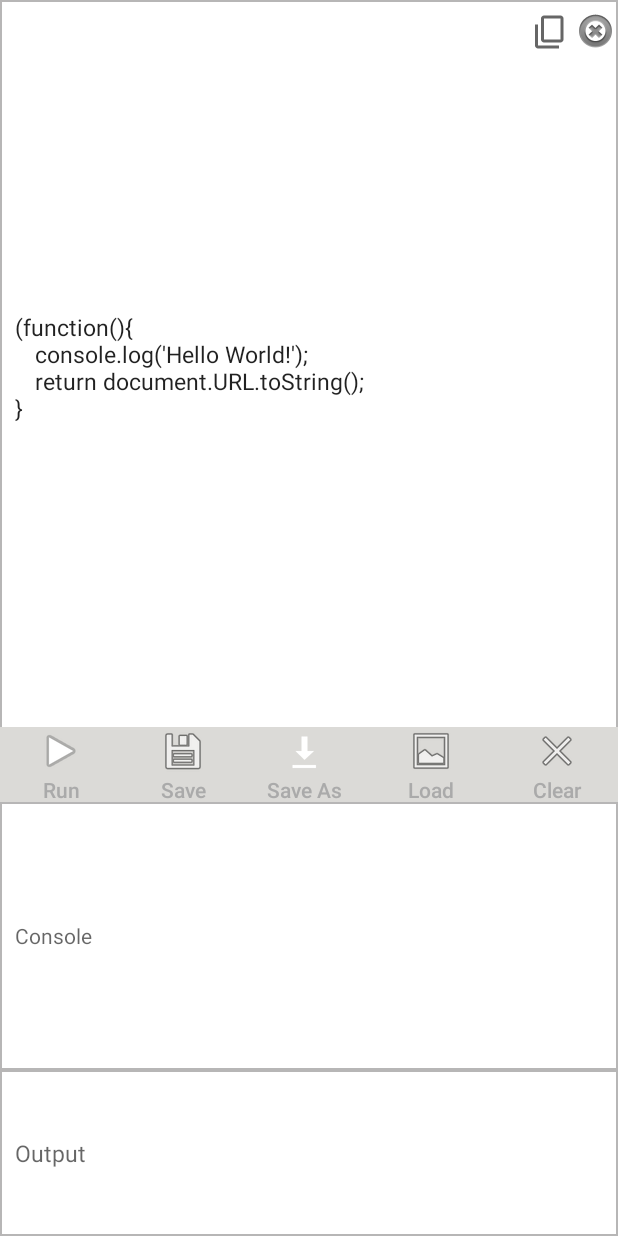
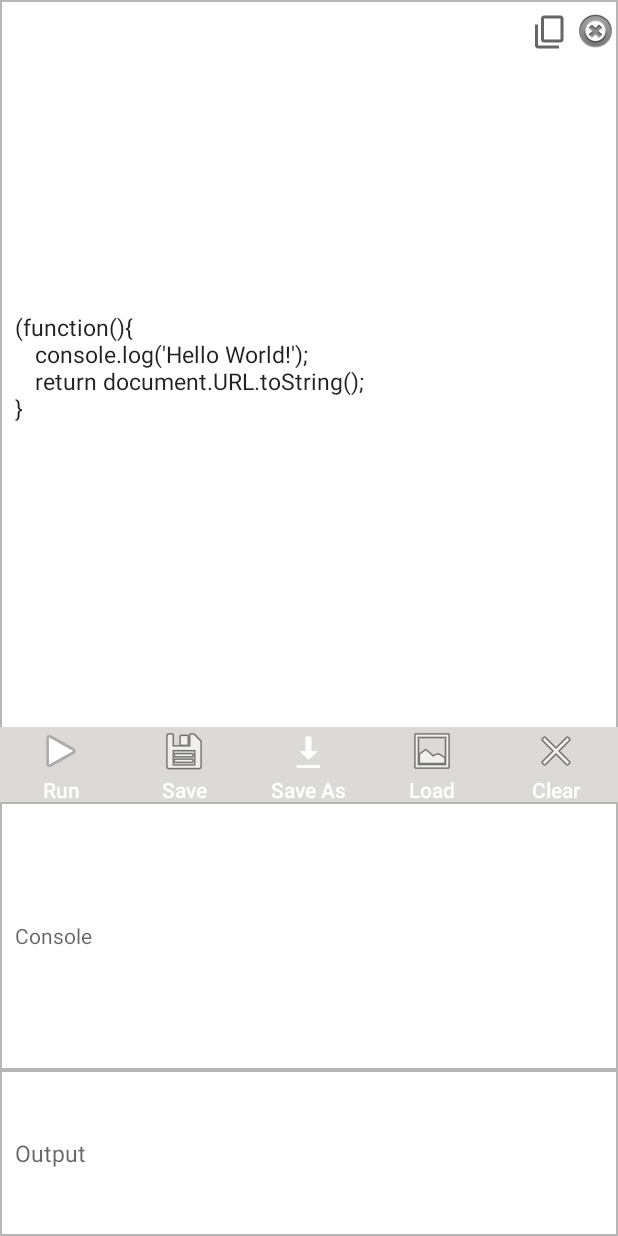
Before and after one commit to InsoGamer1/long-journey, an Android app: the JSConsole screen opened directly, with no data from a screen before it, on a phone screen of 412 x 824 dp. Run offline under Robolectric (Android 15) with nearby library versions, the phone set to English and light mode, and no system bars.

Commit message:
added btn hint text and borderless button

```diff
--- a/projects/Android/RunJs/src/main/res/layout/jsconsole.xml
+++ b/projects/Android/RunJs/src/main/res/layout/jsconsole.xml
@@ -69,6 +69,7 @@
         android:layout_alignParentTop="true"
         android:layout_gravity="center_horizontal"
         android:background="#dbdad7"
+        style="?android:attr/buttonBarStyle"
         android:orientation="horizontal">
 
 
@@ -78,12 +79,13 @@
             android:layout_height="50dp"
             android:layout_weight="0.25"
             android:background="@android:color/transparent"
+            style="?android:attr/buttonBarButtonStyle"
             android:clickable="true"
             android:contentDescription="Run"
             android:drawableTop="@android:drawable/ic_media_play"
             android:hint="Run"
             android:onClick="editActions"
-            android:textColorHint="@android:color/darker_gray" />
+            android:textColorHint="@android:color/white" />
 
         <Button
             android:id="@+id/save"
@@ -91,11 +93,12 @@
             android:layout_height="50dp"
             android:layout_weight="0.25"
             android:background="@android:color/transparent"
+            style="?android:attr/buttonBarButtonStyle"
             android:clickable="true"
             android:drawableTop="@android:drawable/ic_menu_save"
             android:hint="Save"
             android:onClick="editActions"
-            android:textColorHint="@android:color/darker_gray" />
+            android:textColorHint="@android:color/white" />
 
         <Button
             android:id="@+id/save_as"
@@ -103,22 +106,25 @@
             android:layout_height="50dp"
             android:layout_weight="0.25"
             android:background="@android:color/transparent"
+            style="?android:attr/buttonBarButtonStyle"
             android:clickable="true"
             android:drawableTop="@android:drawable/stat_sys_download"
             android:hint="Save As"
             android:onClick="editActions"
-            android:textColorHint="@android:color/darker_gray" />
+            android:textColorHint="@android:color/white" />
 
         <Button
             android:id="@+id/load"
             android:layout_width="wrap_content"
             android:layout_height="50dp"
+            android:layout_weight="0.25"
             android:background="@android:color/transparent"
+            style="?android:attr/buttonBarButtonStyle"
             android:clickable="true"
             android:drawableTop="@android:drawable/ic_menu_gallery"
             android:hint="Load"
             android:onClick="editActions"
-            android:textColorHint="@android:color/darker_gray" />
+            android:textColorHint="@android:color/white" />
 
         <Button
             android:id="@+id/clear"
@@ -126,11 +132,12 @@
             android:layout_height="50dp"
             android:layout_weight="0.25"
             android:background="@android:color/transparent"
+            style="?android:attr/buttonBarButtonStyle"
             android:clickable="true"
             android:drawableTop="@android:drawable/ic_menu_close_clear_cancel"
             android:hint="Clear"
             android:onClick="editActions"
-            android:textColorHint="@android:color/darker_gray" />
+            android:textColorHint="@android:color/white" />
     </LinearLayout>
 
     <RelativeLayout xmlns:android="http://schemas.android.com/apk/res/android"
```
